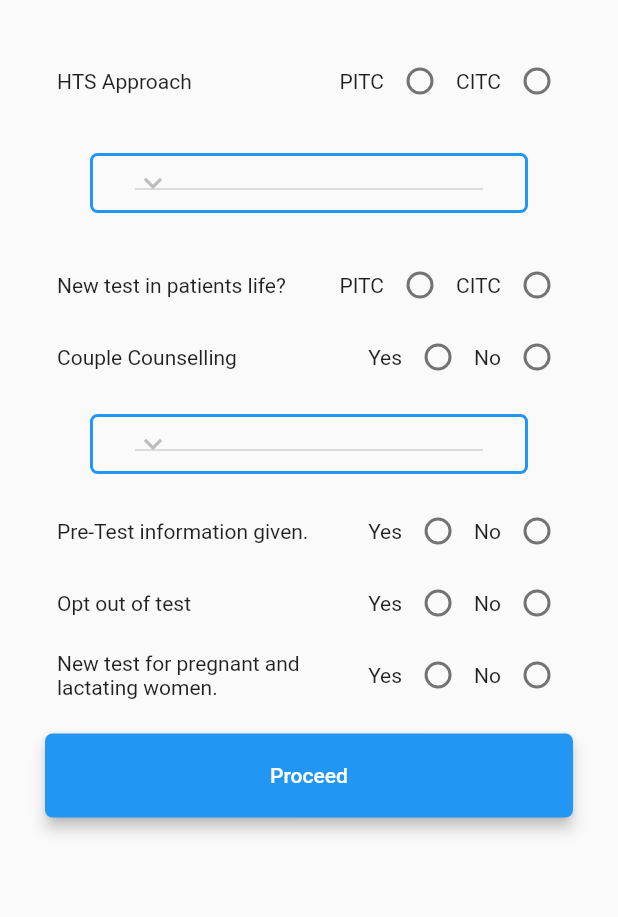
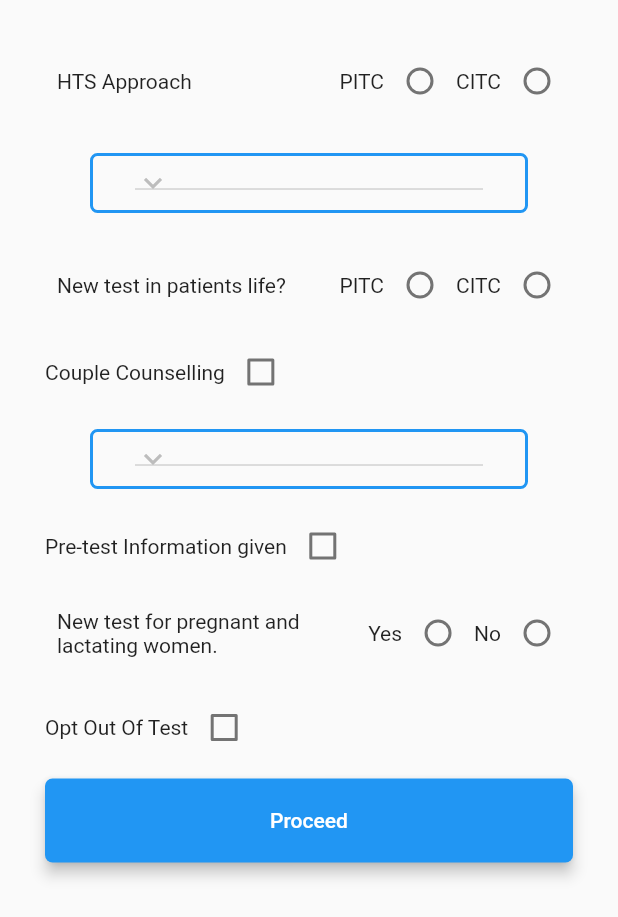
Before and after one commit to zingwena/ehr_mobile-flutter, a Flutter app: the PatientPretest screen opened directly, on a phone screen of 412 x 824 dp. Shown: the top 917 px of the screen. Run offline on Flutter 3.47's test engine with Material 2 defaults, Android fonts, the phone set to English and light mode, and no system bars; generated files the repository leaves out were written again.

Commit message:
refactor pre-test code put checkboxes on patient_pretest page

```diff
--- a/lib/view/patient_post_test.dart
+++ b/lib/view/patient_post_test.dart
@@ -144,6 +144,9 @@ class _PatientPostTest extends State<PatientPostTest> {
                       Checkbox(
                         value:_resultReceived,
                         onChanged: (bool value) {
+                          setState(() {
+                            _resultReceived=value;
+                          });
                           if(value) {
                             setState(() {
                               resultReceived="YES";
@@ -202,6 +205,9 @@ class _PatientPostTest extends State<PatientPostTest> {
                       Checkbox(
                         value:_postTestCounselled,
                         onChanged: (bool value) {
+                          setState(() {
+                            _postTestCounselled=value;
+                          });
                           if(value) {
                             setState(() {
                               postTestCounselled="YES";
--- a/lib/view/patient_pretest.dart
+++ b/lib/view/patient_pretest.dart
@@ -25,15 +25,23 @@ class _PatientPretest extends State<PatientPretest> {
   List<PurposeOfTest> _purposeOfTestList= List();
 
   int _hts = 0;
-  String _coupleCounselling="" ;
+ // String _coupleCounselling="" ;
   String _newTest="" ;
   String _htsApproach="" ;
-  String _preTestInfoGiven="" ;
-  String _optOutOfTest="" ;
-  int coupleCounselling=0;
+
   int _patientPretest = 0;
-  int _optOutTest = 0;
+  //int _optOutTest = 0;
   int newTest = 0;
+
+
+  bool _preTestInfoGiven=false ;
+  String preTestInfoGiven = "NO";
+
+  bool _optOutOfTest=false ;
+  String optOutOfTest = "NO";
+
+  bool _coupleCounselling=false;
+  String coupleCounselling="NO";
 
 
   @override
@@ -135,51 +143,6 @@ class _PatientPretest extends State<PatientPretest> {
           break;
         case 2:
           _htsApproach = "CITC";
-          break;
-      }
-    });
-  }
-
-   void _handleCoupleCounsellingChange(int value) {
-    setState(() {
-
-  coupleCounselling=value;
-      switch (coupleCounselling) {
-        case 1:
-          _coupleCounselling = "Yes";
-          break;
-        case 2:
-          _coupleCounselling = "No";
-          break;
-      }
-    });
-  }
-
-   void _handlePatientPretestChange(int value) {
-    setState(() {
-      _patientPretest = value;
-
-      switch (_patientPretest) {
-        case 1:
-          _preTestInfoGiven = "Yes";
-          break;
-        case 2:
-          _preTestInfoGiven = "No";
-          break;
-      }
-    });
-  }
-
-    void _handleOptOutTestChange(int value) {
-    setState(() {
-      _optOutTest = value;
-
-      switch (_optOutTest) {
-        case 1:
-          _optOutOfTest = "Yes";
-          break;
-        case 2:
-          _optOutOfTest = "No";
           break;
       }
     });
@@ -311,32 +274,36 @@ class _PatientPretest extends State<PatientPretest> {
                           onChanged: _handleHtsChange)
                     ],
                   ),
-                  Row(
-                    children: <Widget>[
-                      Expanded(
-                        child: SizedBox(
-                          child: Padding(
-                            padding: const EdgeInsets.all(8.0),
-                            child: Text('Couple Counselling'),
-                          ),
-                          width: 250,
-                        ),
-                      ),
-                      Text('Yes'),
-                      Radio(
-                          value: 1,
-                          groupValue: coupleCounselling,
-                          onChanged: _handleCoupleCounsellingChange),
-                      Text('No'),
-                      Radio(
-                          value: 2,
-                          groupValue: coupleCounselling,
-                          onChanged: _handleCoupleCounsellingChange)
-                    ],
-                  ),
+
                   SizedBox(
                     height: 10.0,
                   ),
+
+                  Row(
+                    mainAxisAlignment: MainAxisAlignment.start,
+                    children: <Widget>[
+                      Text("Couple Counselling"),
+                      Checkbox(
+                        value:_coupleCounselling,
+                        onChanged: (bool value) {
+                          setState(() {
+                            _coupleCounselling=value;
+                          });
+                          if(value) {
+                            setState(() {
+                              coupleCounselling="YES";
+                            });
+                          }
+                        },
+                      ),
+                    ],
+                  ),
+
+
+                  SizedBox(
+                    height: 10.0,
+                  ),
+
                   Container(
                     padding:
                         EdgeInsets.symmetric(vertical: 0.0, horizontal: 30.0),
@@ -369,52 +336,34 @@ class _PatientPretest extends State<PatientPretest> {
                   SizedBox(
                     height: 10.0,
                   ),
+
+
                   Row(
+                    mainAxisAlignment: MainAxisAlignment.start,
                     children: <Widget>[
-                      Expanded(
-                        child: SizedBox(
-                          child: Padding(
-                            padding: const EdgeInsets.all(8.0),
-                            child: Text('Pre-Test information given.'),
-                          ),
-                          width: 250,
-                        ),
+                      Text("Pre-test Information given"),
+                      Checkbox(
+                        value:_preTestInfoGiven,
+                        onChanged: (bool value) {
+                          setState(() {
+                            _preTestInfoGiven=value;
+                          });
+                          if(value) {
+                            setState(() {
+                              preTestInfoGiven="YES";
+                            });
+                          }
+                        },
                       ),
-                      Text('Yes'),
-                      Radio(
-                          value: 1,
-                          groupValue: _patientPretest,
-                          onChanged: _handlePatientPretestChange),
-                      Text('No'),
-                      Radio(
-                          value: 2,
-                          groupValue: _patientPretest,
-                          onChanged: _handlePatientPretestChange)
                     ],
                   ),
-                  Row(
-                    children: <Widget>[
-                      Expanded(
-                        child: SizedBox(
-                          child: Padding(
-                            padding: const EdgeInsets.all(8.0),
-                            child: Text('Opt out of test'),
-                          ),
-                          width: 250,
-                        ),
-                      ),
-                      Text('Yes'),
-                      Radio(
-                          value: 1,
-                          groupValue: _optOutTest,
-                          onChanged: _handleOptOutTestChange),
-                      Text('No'),
-                      Radio(
-                          value: 2,
-                          groupValue: _optOutTest,
-                          onChanged: _handleOptOutTestChange)
-                    ],
+
+
+                  SizedBox(
+                    height: 10.0,
                   ),
+
+
                   Row(
                     children: <Widget>[
                       Expanded(
@@ -442,6 +391,33 @@ class _PatientPretest extends State<PatientPretest> {
                   SizedBox(
                     height: 15.0,
                   ),
+
+
+                  Row(
+                    mainAxisAlignment: MainAxisAlignment.start,
+                    children: <Widget>[
+                      Text("Opt Out Of Test"),
+                      Checkbox(
+                        value:_optOutOfTest,
+                        onChanged: (bool value) {
+                          setState(() {
+                            _optOutOfTest=value;
+                          });
+                          if(value) {
+                            setState(() {
+                              optOutOfTest="YES";
+                            });
+                          }
+                        },
+                      ),
+                    ],
+                  ),
+
+
+                  SizedBox(
+                    height: 10.0,
+                  ),
+
 
                   Container(
                     width: double.infinity,
```
Also changed, not shown: lib/view/patient_overview.dart (+72 -7 lines), 2 other files.
